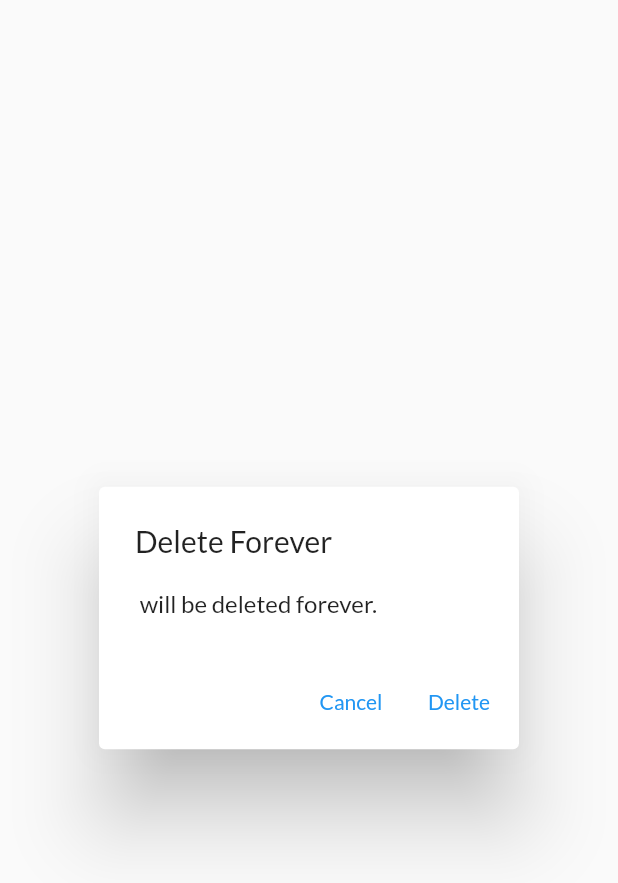
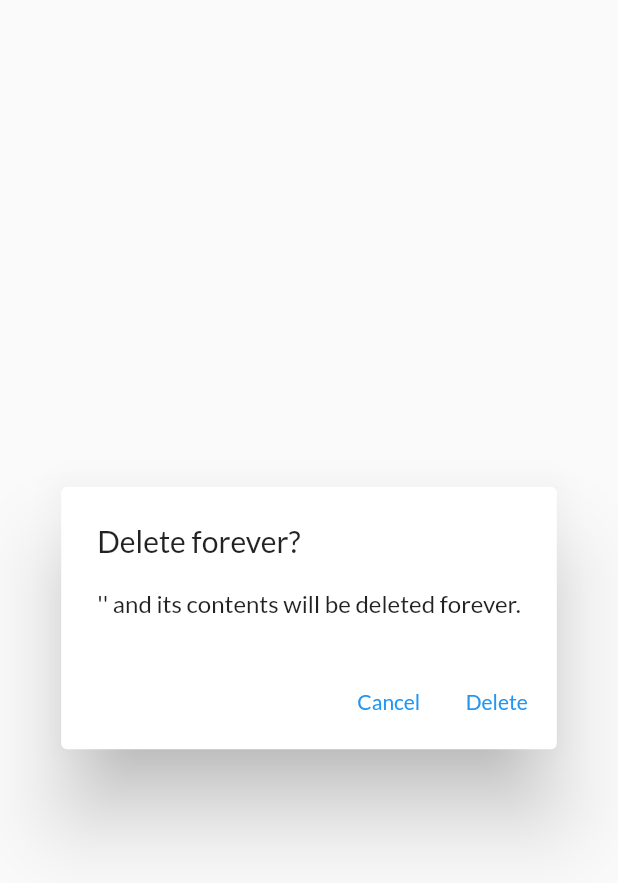
Before and after one commit to nilekell/receiptcamp_debug_select_multiple, a Flutter app: the DeleteFolderDialog widget shown alone on an empty page, opened directly with empty values, on a phone screen of 412 x 824 dp. Shown: the top 883 px of the screen. Run offline on Flutter 3.47's test engine with Material 2 defaults, Android fonts, the phone set to English and light mode, and no system bars; our stand-ins replace bloc, equatable, flutter_bloc, flutter_image_compress, gallery_saver, google_fonts and 4 more; missing offline and left inert: easy_image_viewer, google_mlkit_text_recognition; accounts and stored records are empty.

Commit message:
DeleteFolderDialog: added text styling

```diff
--- a/lib/presentation/ui/file_explorer/folder/delete_folder_confirmation_dialog.dart
+++ b/lib/presentation/ui/file_explorer/folder/delete_folder_confirmation_dialog.dart
@@ -26,8 +26,8 @@ class DeleteFolderDialog extends StatelessWidget {
   @override
   Widget build(BuildContext context) {
     return AlertDialog(
-      title: const Text('Delete Forever'),
-      content: Text('${folder.name} will be deleted forever.'),
+      title: const Text('Delete forever?', textAlign: TextAlign.left, style: TextStyle(fontWeight: FontWeight.w500),),
+      content: Text("'${folder.name}' and its contents will be deleted forever."),
       actions: <Widget>[
         TextButton(
           child: const Text('Cancel'),
```
